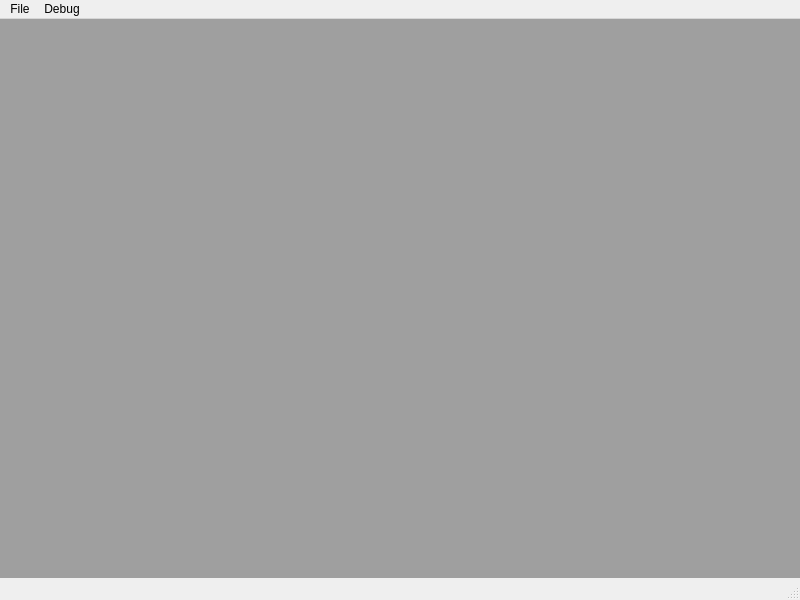
First picture: the form in native/src/DovahKit/ui/main_window.ui, repository DavidJCobb/DovahKit, before the edit.
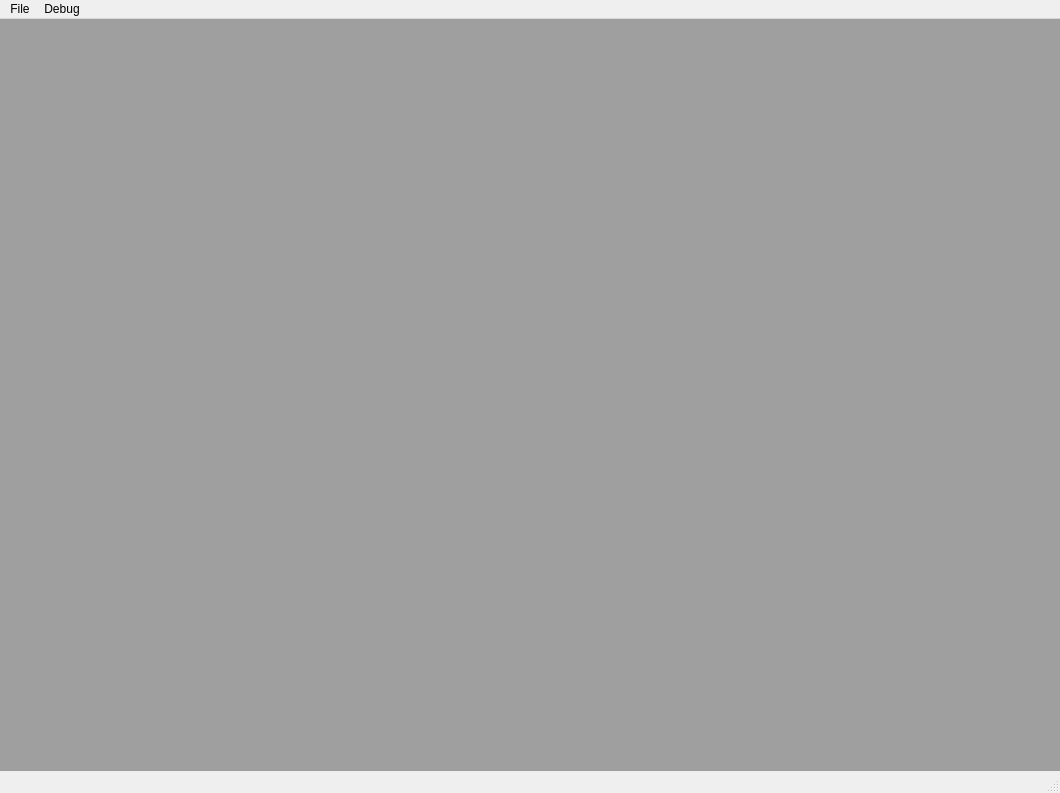
Second picture: the form after the edit.

The edit to the form file:
```diff
--- a/native/src/DovahKit/ui/main_window.ui
+++ b/native/src/DovahKit/ui/main_window.ui
@@ -6,8 +6,8 @@
    <rect>
     <x>0</x>
     <y>0</y>
-    <width>800</width>
-    <height>600</height>
+    <width>1060</width>
+    <height>793</height>
    </rect>
   </property>
   <property name="windowTitle">
@@ -37,7 +37,7 @@
     <rect>
      <x>0</x>
      <y>0</y>
-     <width>800</width>
+     <width>1060</width>
      <height>21</height>
     </rect>
    </property>
```
